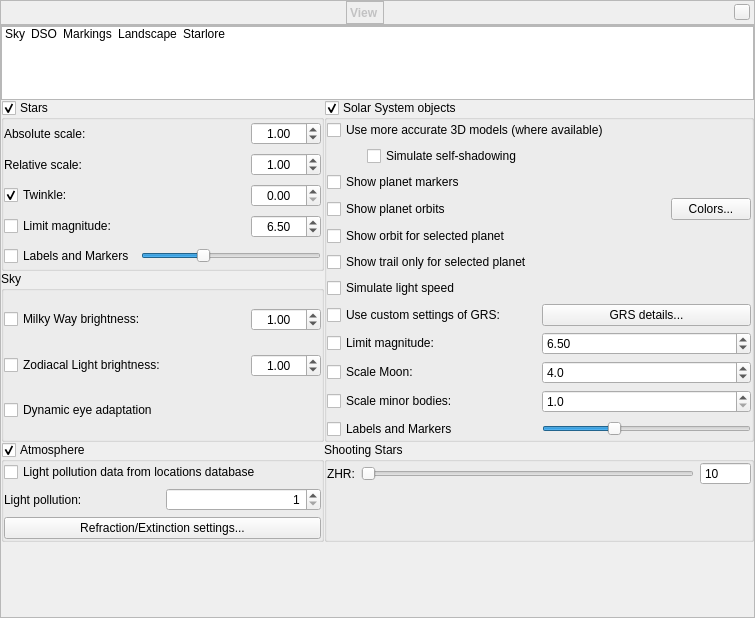
The window that src/gui/viewDialog.ui (519984307/stellarium_src) describes before a commit, drawn with Qt 5.
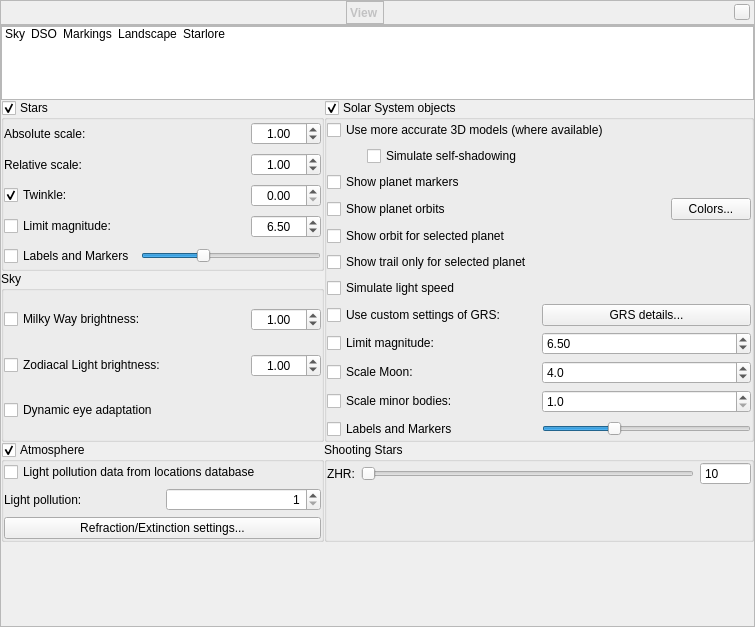
The same window after the commit. Icons and pictures are not drawn. Custom widgets are drawn as their Qt base class.

What changed in the file:
```diff
--- a/src/gui/viewDialog.ui
+++ b/src/gui/viewDialog.ui
@@ -7,7 +7,7 @@
     <x>0</x>
     <y>0</y>
     <width>755</width>
-    <height>618</height>
+    <height>627</height>
    </rect>
   </property>
   <property name="font">
```
Left out of the diff: 4 changed lines with no effect on the pictures.
